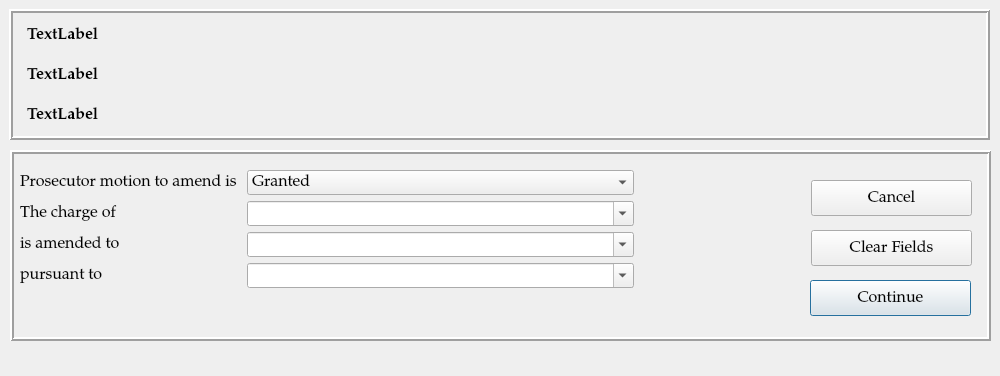
Old version of the form ui/AmendOffenseDialog.ui in the repository HunterProgram22/MuniEntry.
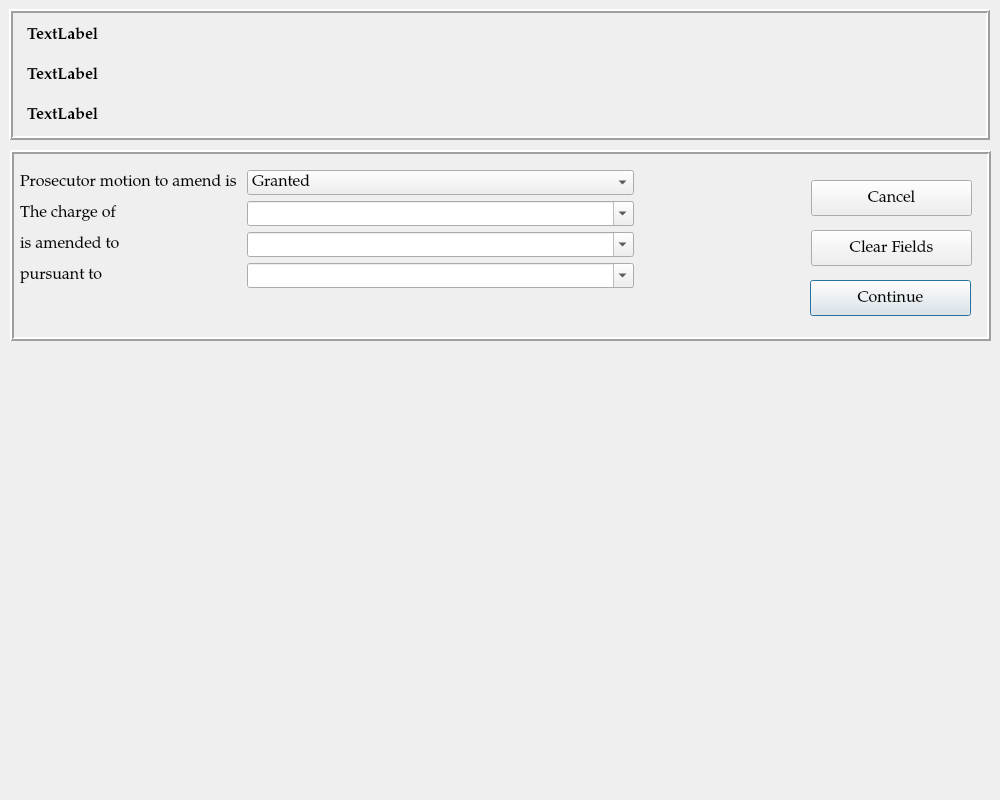
New version of the form.

Commit message: Resize Amend Dialog.

The edit to the form file:
```diff
--- a/ui/AmendOffenseDialog.ui
+++ b/ui/AmendOffenseDialog.ui
@@ -7,7 +7,7 @@
     <x>0</x>
     <y>0</y>
     <width>1000</width>
-    <height>376</height>
+    <height>800</height>
    </rect>
   </property>
   <property name="sizePolicy">
@@ -18,8 +18,8 @@
   </property>
   <property name="minimumSize">
    <size>
-    <width>200</width>
-    <height>100</height>
+    <width>1000</width>
+    <height>800</height>
    </size>
   </property>
   <property name="font">
```
The commit also changes 1 other file.
